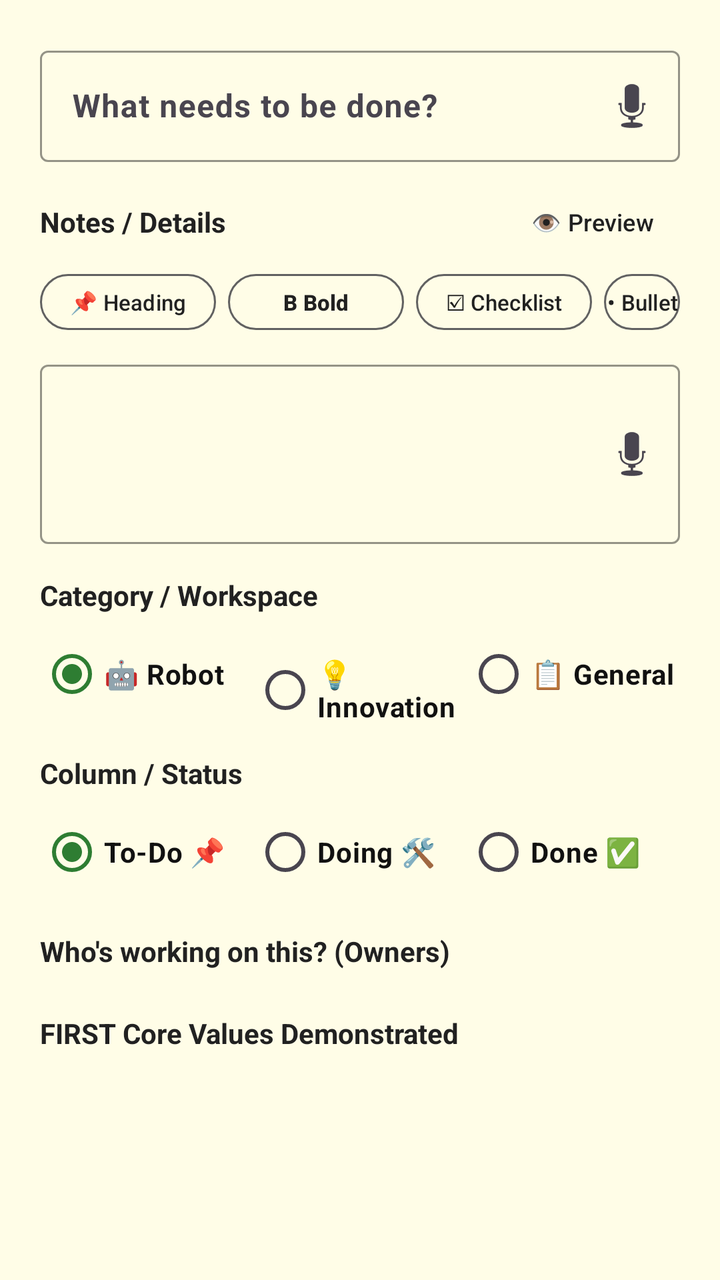
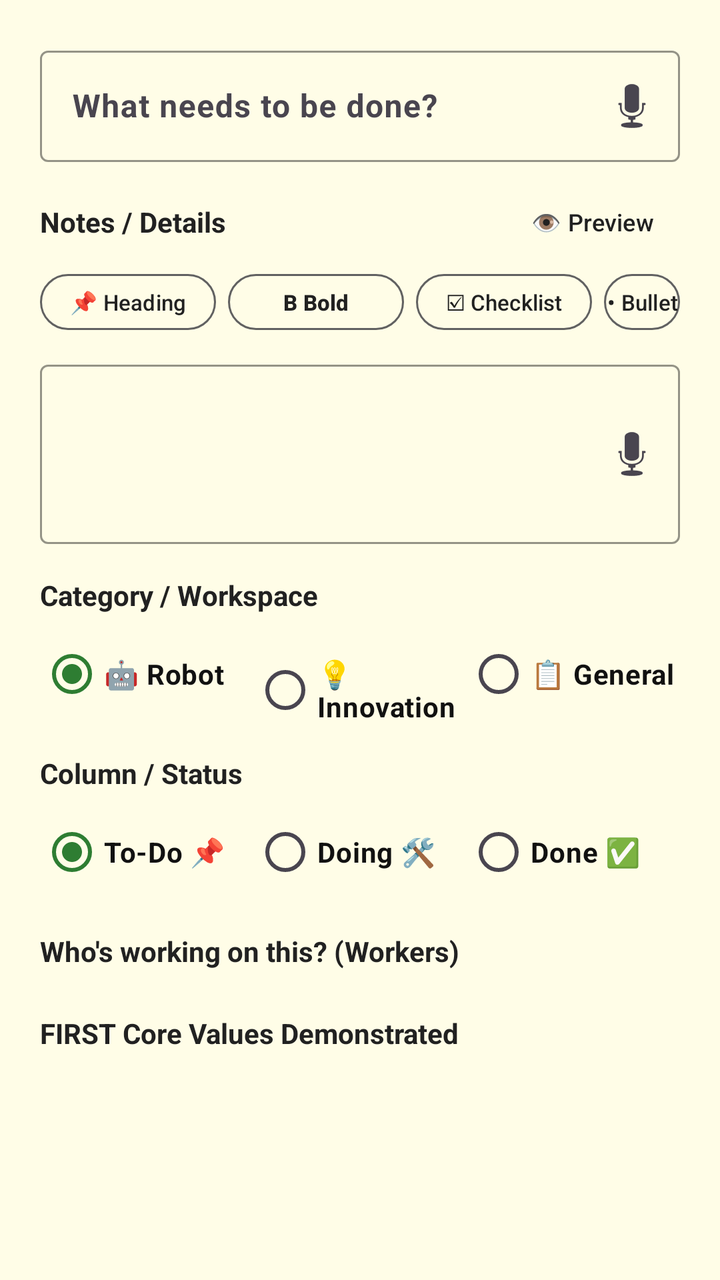

Compare the two renders of this Android layout. The source of the first and the diff that turns it into the second are given below.
<!-- AndroidManifest.xml: application theme Theme.PushToGitHub -->
<!-- res/layout/dialog_new_sticky_note.xml -->
<?xml version="1.0" encoding="utf-8"?>

<ScrollView xmlns:android="http://schemas.android.com/apk/res/android"
    xmlns:app="http://schemas.android.com/apk/res-auto"
    android:layout_width="match_parent"
    android:layout_height="wrap_content"
    android:fillViewport="true"
    android:background="#FFFDE7">

    <LinearLayout
        android:layout_width="match_parent"
        android:layout_height="wrap_content"
        android:orientation="vertical"
        android:padding="20dp">

        <com.google.android.material.textfield.TextInputLayout
            android:id="@+id/layoutTaskTitle"
            android:layout_width="match_parent"
            android:layout_height="wrap_content"
            android:hint="What needs to be done?"
            app:placeholderText="e.g. Build coral arm, Test gyro turn"
            app:hintTextColor="#212121"
            app:boxStrokeColor="#212121"
            app:endIconMode="custom"
            app:endIconDrawable="@android:drawable/ic_btn_speak_now"
            app:endIconContentDescription="Voice input for title"
            android:layout_marginBottom="12dp">

            <com.google.android.material.textfield.TextInputEditText
                android:id="@+id/inputTaskTitle"
                android:layout_width="match_parent"
                android:layout_height="wrap_content"
                android:textColor="#111111"
                android:textColorHint="#757575"
                android:textSize="16sp"
                android:textStyle="bold"
                android:inputType="textCapSentences" />
        </com.google.android.material.textfield.TextInputLayout>

        
        <LinearLayout
            android:layout_width="match_parent"
            android:layout_height="wrap_content"
            android:orientation="horizontal"
            android:gravity="center_vertical"
            android:paddingBottom="4dp">

            <TextView
                android:layout_width="0dp"
                android:layout_height="wrap_content"
                android:layout_weight="1"
                android:text="Notes / Details"
                android:textSize="14sp"
                android:textStyle="bold"
                android:textColor="#212121" />

            <com.google.android.material.button.MaterialButton
                android:id="@+id/btnTogglePreview"
                style="@style/Widget.Material3.Button.TextButton"
                android:layout_width="wrap_content"
                android:layout_height="36dp"
                android:text="👁️ Preview"
                android:textSize="12sp"
                android:textColor="#212121"
                android:padding="0dp" />

        </LinearLayout>

        
        <LinearLayout
            android:id="@+id/formattingToolbar"
            android:layout_width="match_parent"
            android:layout_height="wrap_content"
            android:orientation="horizontal"
            android:paddingBottom="8dp">

            <com.google.android.material.button.MaterialButton
                android:id="@+id/btnFormatHeading"
                style="@style/Widget.Material3.Button.OutlinedButton"
                android:layout_width="wrap_content"
                android:layout_height="36dp"
                android:text="📌 Heading"
                android:textSize="11sp"
                android:textColor="#212121"
                app:strokeColor="#616161"
                android:padding="0dp"
                android:layout_marginEnd="6dp" />

            <com.google.android.material.button.MaterialButton
                android:id="@+id/btnFormatBold"
                style="@style/Widget.Material3.Button.OutlinedButton"
                android:layout_width="wrap_content"
                android:layout_height="36dp"
                android:text="B Bold"
                android:textSize="11sp"
                android:textColor="#212121"
                app:strokeColor="#616161"
                android:textStyle="bold"
                android:padding="0dp"
                android:layout_marginEnd="6dp" />

            <com.google.android.material.button.MaterialButton
                android:id="@+id/btnFormatChecklist"
                style="@style/Widget.Material3.Button.OutlinedButton"
                android:layout_width="wrap_content"
                android:layout_height="36dp"
                android:text="☑ Checklist"
                android:textSize="11sp"
                android:textColor="#212121"
                app:strokeColor="#616161"
                android:padding="0dp"
                android:layout_marginEnd="6dp" />

            <com.google.android.material.button.MaterialButton
                android:id="@+id/btnFormatBullet"
                style="@style/Widget.Material3.Button.OutlinedButton"
                android:layout_width="wrap_content"
                android:layout_height="36dp"
                android:text="• Bullet"
                android:textSize="11sp"
                android:textColor="#212121"
                app:strokeColor="#616161"
                android:padding="0dp" />

        </LinearLayout>

        
        <FrameLayout
            android:layout_width="match_parent"
            android:layout_height="wrap_content"
            android:layout_marginBottom="16dp">

            
            <com.google.android.material.textfield.TextInputLayout
                android:id="@+id/inputTaskBodyLayout"
                android:layout_width="match_parent"
                android:layout_height="wrap_content"
                app:hintTextColor="#212121"
                app:boxStrokeColor="#212121"
                app:endIconMode="custom"
                app:endIconDrawable="@android:drawable/ic_btn_speak_now"
                app:endIconContentDescription="Voice input for notes">

                <com.google.android.material.textfield.TextInputEditText
                    android:id="@+id/inputTaskBody"
                    android:layout_width="match_parent"
                    android:layout_height="wrap_content"
                    android:textColor="#111111"
                    android:textColorHint="#757575"
                    android:textSize="15sp"
                    android:minLines="3"
                    android:gravity="top"
                    android:inputType="textMultiLine|textCapSentences" />
            </com.google.android.material.textfield.TextInputLayout>

            
            <TextView
                android:id="@+id/textTaskBodyPreview"
                android:layout_width="match_parent"
                android:layout_height="wrap_content"
                android:minHeight="80dp"
                android:background="#FFFFFF"
                android:padding="12dp"
                android:textSize="14sp"
                android:textColor="#111111"
                android:lineSpacingExtra="3dp"
                android:visibility="gone" />

        </FrameLayout>

        <TextView
            android:layout_width="match_parent"
            android:layout_height="wrap_content"
            android:text="Category / Workspace"
            android:textSize="14sp"
            android:textStyle="bold"
            android:textColor="#212121"
            android:paddingBottom="6dp" />

        <RadioGroup
            android:id="@+id/categoryGroup"
            android:layout_width="match_parent"
            android:layout_height="wrap_content"
            android:orientation="horizontal"
            android:layout_marginBottom="16dp">

            <RadioButton
                android:id="@+id/radioCatRobot"
                android:layout_width="0dp"
                android:layout_height="wrap_content"
                android:layout_weight="1"
                android:text="🤖 Robot"
                android:textColor="#111111"
                android:textStyle="bold"
                android:checked="true" />

            <RadioButton
                android:id="@+id/radioCatInnovation"
                android:layout_width="0dp"
                android:layout_height="wrap_content"
                android:layout_weight="1"
                android:text="💡 Innovation"
                android:textColor="#111111"
                android:textStyle="bold" />

            <RadioButton
                android:id="@+id/radioCatGeneral"
                android:layout_width="0dp"
                android:layout_height="wrap_content"
                android:layout_weight="1"
                android:text="📋 General"
                android:textColor="#111111"
                android:textStyle="bold" />
        </RadioGroup>

        <TextView
            android:layout_width="match_parent"
            android:layout_height="wrap_content"
            android:text="Column / Status"
            android:textSize="14sp"
            android:textStyle="bold"
            android:textColor="#212121"
            android:paddingBottom="6dp" />

        <RadioGroup
            android:id="@+id/columnGroup"
            android:layout_width="match_parent"
            android:layout_height="wrap_content"
            android:orientation="horizontal"
            android:layout_marginBottom="16dp">

            <RadioButton
                android:id="@+id/radioTodo"
                android:layout_width="0dp"
                android:layout_height="wrap_content"
                android:layout_weight="1"
                android:text="To-Do 📌"
                android:textColor="#111111"
                android:textStyle="bold"
                android:checked="true" />

            <RadioButton
                android:id="@+id/radioDoing"
                android:layout_width="0dp"
                android:layout_height="wrap_content"
                android:layout_weight="1"
                android:text="Doing 🛠️"
                android:textColor="#111111"
                android:textStyle="bold" />

            <RadioButton
                android:id="@+id/radioDone"
                android:layout_width="0dp"
                android:layout_height="wrap_content"
                android:layout_weight="1"
                android:text="Done ✅"
                android:textColor="#111111"
                android:textStyle="bold" />
        </RadioGroup>

        <TextView
            android:layout_width="match_parent"
            android:layout_height="wrap_content"
            android:text="Who's working on this? (Owners)"
            android:textSize="14sp"
            android:textStyle="bold"
            android:textColor="#212121"
            android:paddingBottom="6dp" />

        <com.google.android.material.chip.ChipGroup
            android:id="@+id/ownerChipsGroup"
            android:layout_width="match_parent"
            android:layout_height="wrap_content"
            android:layout_marginBottom="16dp"
            app:singleSelection="false" />

        <TextView
            android:layout_width="match_parent"
            android:layout_height="wrap_content"
            android:text="FIRST Core Values Demonstrated"
            android:textSize="14sp"
            android:textStyle="bold"
            android:textColor="#212121"
            android:paddingBottom="6dp" />

        <com.google.android.material.chip.ChipGroup
            android:id="@+id/coreValueChipsGroup"
            android:layout_width="match_parent"
            android:layout_height="wrap_content"
            android:layout_marginBottom="16dp"
            app:singleSelection="false" />

    </LinearLayout>
</ScrollView>
<!-- resources referenced by this layout -->
<resources>
  <style name="Theme.PushToGitHub" parent="Theme.Material3.DayNight.NoActionBar">
          <item name="colorPrimary">@color/brand_primary</item>
          <item name="colorOnPrimary">@color/white</item>
          <item name="android:statusBarColor">@color/brand_primary</item>
      </style>
  <color name="brand_primary">#2E7D32</color>
  <color name="white">#FFFFFF</color>
</resources>

<!-- the commit's change to res/layout/dialog_new_sticky_note.xml (unified diff, before → after) -->
@@ -261,7 +261,7 @@
         <TextView
             android:layout_width="match_parent"
             android:layout_height="wrap_content"
-            android:text="Who's working on this? (Owners)"
+            android:text="Who's working on this? (Workers)"
             android:textSize="14sp"
             android:textStyle="bold"
             android:textColor="#212121"
